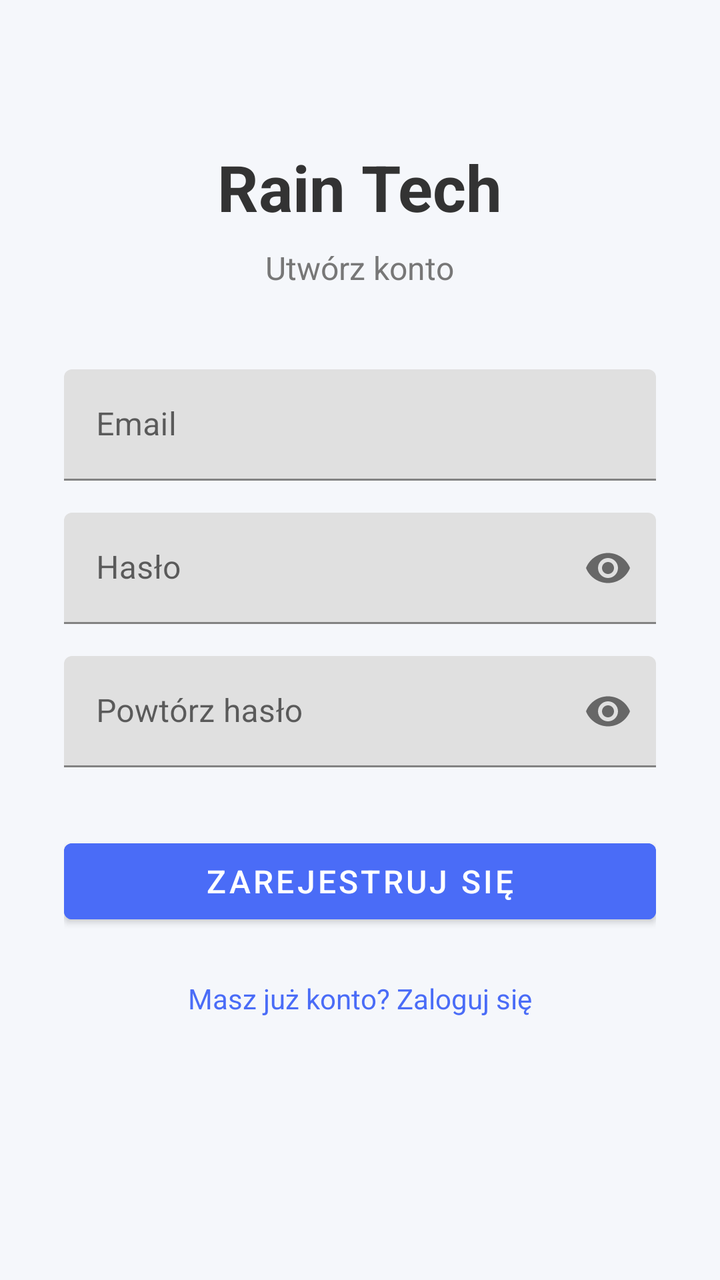
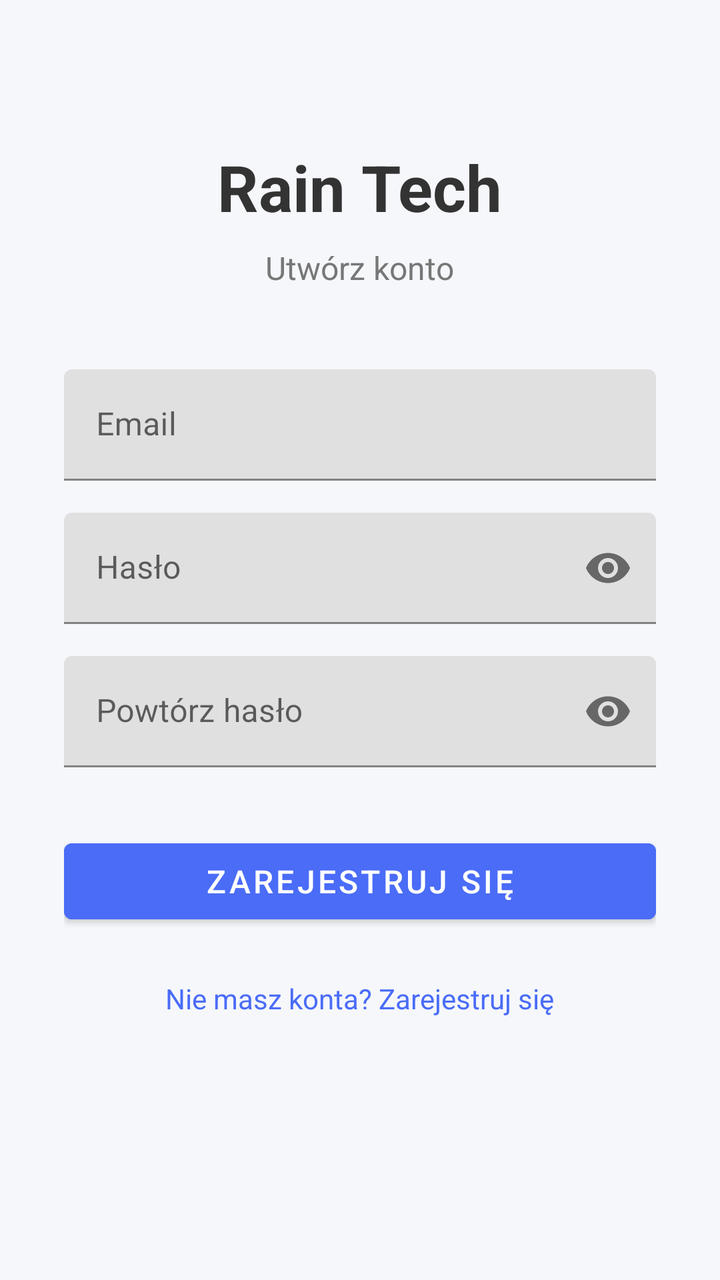

Before-and-after screenshots of an Android layout around one commit, followed by the original layout XML and the change that was made.
<!-- AndroidManifest.xml: application theme Theme.BazaDanych -->
<!-- res/layout/activity_register.xml -->
<?xml version="1.0" encoding="utf-8"?>
<ScrollView xmlns:android="http://schemas.android.com/apk/res/android"
    xmlns:app="http://schemas.android.com/apk/res-auto"
    android:layout_width="match_parent"
    android:layout_height="match_parent"
    android:background="#F5F7FB">

    <LinearLayout
        android:layout_width="match_parent"
        android:layout_height="wrap_content"
        android:orientation="vertical"
        android:padding="32dp"
        android:gravity="center">

        <TextView
            android:text="@string/app_name"
            android:textSize="32sp"
            android:textStyle="bold"
            android:textColor="#333333"
            android:layout_marginTop="40dp"
            android:layout_marginBottom="8dp"
            android:layout_width="wrap_content"
            android:layout_height="wrap_content"/>

        <TextView
            android:text="Utwórz konto"
            android:textSize="16sp"
            android:textColor="#777777"
            android:layout_marginBottom="40dp"
            android:layout_width="wrap_content"
            android:layout_height="wrap_content"/>

        
        <com.google.android.material.textfield.TextInputLayout
            android:layout_width="match_parent"
            android:layout_height="wrap_content"
            android:hint="@string/email">

            <com.google.android.material.textfield.TextInputEditText
                android:id="@+id/editEmail"
                android:inputType="textEmailAddress"
                android:layout_width="match_parent"
                android:layout_height="wrap_content"/>
        </com.google.android.material.textfield.TextInputLayout>

        
        <com.google.android.material.textfield.TextInputLayout
            android:layout_width="match_parent"
            android:layout_height="wrap_content"
            android:layout_marginTop="16dp"
            android:hint="@string/haslo"
            app:endIconMode="password_toggle">

            <com.google.android.material.textfield.TextInputEditText
                android:id="@+id/editPassword"
                android:inputType="textPassword"
                android:layout_width="match_parent"
                android:layout_height="wrap_content"/>
        </com.google.android.material.textfield.TextInputLayout>

        
        <com.google.android.material.textfield.TextInputLayout
            android:layout_width="match_parent"
            android:layout_height="wrap_content"
            android:layout_marginTop="16dp"
            android:hint="Powtórz hasło"
            app:endIconMode="password_toggle">

            <com.google.android.material.textfield.TextInputEditText
                android:id="@+id/editConfirmPassword"
                android:inputType="textPassword"
                android:layout_width="match_parent"
                android:layout_height="wrap_content"/>
        </com.google.android.material.textfield.TextInputLayout>

        
        <Button
            android:id="@+id/buttonRegister"
            android:text="Zarejestruj się"
            android:textColor="#FFFFFF"
            android:textSize="16sp"
            android:backgroundTint="#4A6CF7"
            android:layout_marginTop="32dp"
            android:layout_width="match_parent"
            android:layout_height="50dp"/>

        
        <TextView
            android:id="@+id/buttonLogin"
            android:text="Masz już konto? Zaloguj się"
            android:textColor="#4A6CF7"
            android:textSize="14sp"
            android:layout_marginTop="24dp"
            android:layout_width="wrap_content"
            android:layout_height="wrap_content"/>

    </LinearLayout>

</ScrollView>
<!-- resources referenced by this layout -->
<resources>
  <string name="app_name">Rain Tech</string>
  
      //Ekran Logowanie
  <string name="email">Email</string>
  <string name="haslo">Hasło</string>
  <style name="Theme.BazaDanych" parent="Theme.MaterialComponents.DayNight.NoActionBar">
  
          <item name="android:windowSplashScreenBackground">@color/white</item>
          <item name="android:windowSplashScreenAnimatedIcon">@drawable/logo_5</item>
  
          <item name="colorPrimary">@color/purple_500</item>
          <item name="colorPrimaryVariant">@color/purple_700</item>
          <item name="colorOnPrimary">@color/white</item>
  
          <item name="colorSecondary">@color/teal_200</item>
          <item name="colorSecondaryVariant">@color/teal_700</item>
          <item name="colorOnSecondary">@color/black</item>
  
          <item name="android:statusBarColor">?attr/colorPrimaryVariant</item>
      </style>
  <color name="white">#FFFFFFFF</color>
  <!-- drawable logo_5: png bitmap (drawable, 112719 bytes) -->
  <color name="purple_500">#FF6200EE</color>
  <color name="purple_700">#FF3700B3</color>
  <color name="teal_200">#FF03DAC5</color>
  <color name="teal_700">#FF018786</color>
  <color name="black">#FF000000</color>
</resources>

<!-- the commit's change to res/layout/activity_register.xml (unified diff, before → after) -->
@@ -34,7 +34,7 @@
         <com.google.android.material.textfield.TextInputLayout
             android:layout_width="match_parent"
             android:layout_height="wrap_content"
-            android:hint="@string/email">
+            android:hint="@string/login_email">
 
             <com.google.android.material.textfield.TextInputEditText
                 android:id="@+id/editEmail"
@@ -48,7 +48,7 @@
             android:layout_width="match_parent"
             android:layout_height="wrap_content"
             android:layout_marginTop="16dp"
-            android:hint="@string/haslo"
+            android:hint="@string/login_password"
             app:endIconMode="password_toggle">
 
             <com.google.android.material.textfield.TextInputEditText
@@ -63,7 +63,7 @@
             android:layout_width="match_parent"
             android:layout_height="wrap_content"
             android:layout_marginTop="16dp"
-            android:hint="Powtórz hasło"
+            android:hint="@string/login_re_password"
             app:endIconMode="password_toggle">
 
             <com.google.android.material.textfield.TextInputEditText
@@ -73,10 +73,10 @@
                 android:layout_height="wrap_content"/>
         </com.google.android.material.textfield.TextInputLayout>
 
-        
+    
         <Button
             android:id="@+id/buttonRegister"
-            android:text="Zarejestruj się"
+            android:text="@string/login_register_button"
             android:textColor="#FFFFFF"
             android:textSize="16sp"
             android:backgroundTint="#4A6CF7"
@@ -87,7 +87,7 @@
         
         <TextView
             android:id="@+id/buttonLogin"
-            android:text="Masz już konto? Zaloguj się"
+            android:text="@string/login_register"
             android:textColor="#4A6CF7"
             android:textSize="14sp"
             android:layout_marginTop="24dp"
<!-- resource entries referenced after the edit -->
@@ -1,10 +1,11 @@
 <!-- resources referenced by this layout -->
 <resources>
   <string name="app_name">Rain Tech</string>
-  
-      //Ekran Logowanie
-  <string name="email">Email</string>
-  <string name="haslo">Hasło</string>
+  <string name="login_email">Email</string>
+  <string name="login_password">Hasło</string>
+  <string name="login_re_password">Powtórz hasło</string>
+  <string name="login_register">Nie masz konta? Zarejestruj się</string>
+  <string name="login_register_button">Zarejestruj się</string>
   <style name="Theme.BazaDanych" parent="Theme.MaterialComponents.DayNight.NoActionBar">
   
           <item name="android:windowSplashScreenBackground">@color/white</item>
